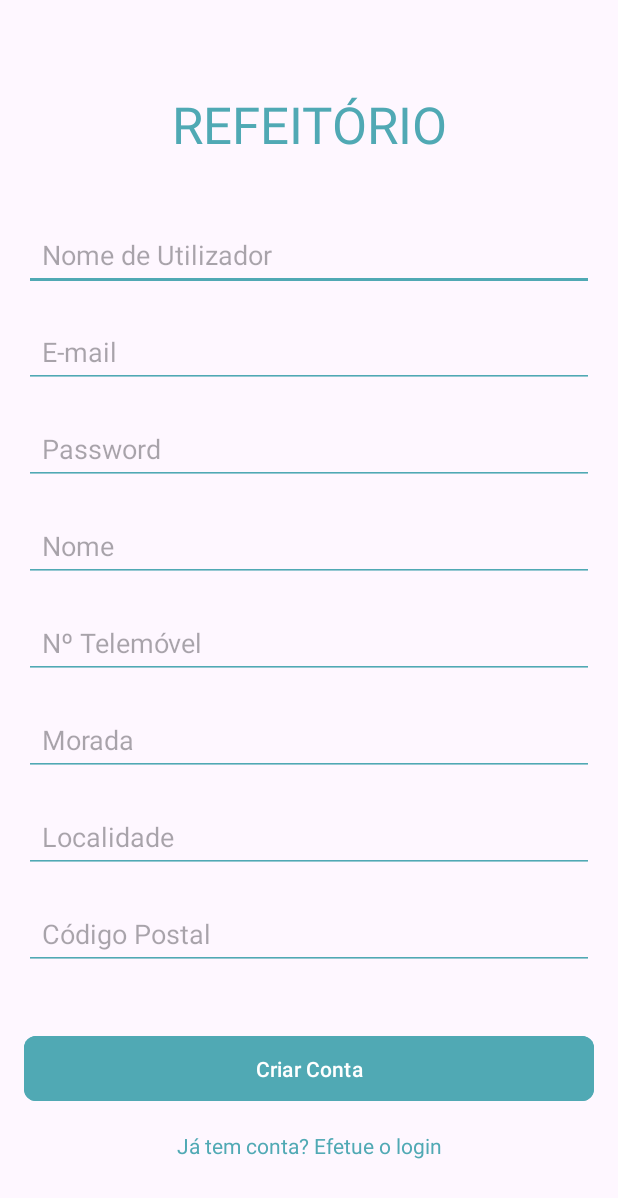
After one commit to mariainesgj/PSI_Refeitorio_AMSI, an Android app: the RegisterActivity screen opened directly, with no data from a screen before it, on a phone screen of 412 x 824 dp. The commit adds this screen. Shown: the top 1198 px of the screen. Run offline under Robolectric (Android 15) with nearby library versions, the phone set to English and light mode, and no system bars.

Commit message:
screens creation

```diff
--- a/app/src/main/AndroidManifest.xml
+++ b/app/src/main/AndroidManifest.xml
@@ -13,6 +13,9 @@
         android:supportsRtl="true"
         android:theme="@style/Theme.Refeitorio"
         tools:targetApi="31">
+        <activity
+            android:name=".activities.RegisterActivity"
+            android:exported="false" />
         <activity
             android:name=".activities.HomeActivity"
             android:exported="false"
--- a/app/src/main/java/pt/ipleiria/estg/dei/refeitorio/MainActivity.java
+++ b/app/src/main/java/pt/ipleiria/estg/dei/refeitorio/MainActivity.java
@@ -12,7 +12,7 @@ public class MainActivity extends AppCompatActivity {
     @Override
     protected void onCreate(Bundle savedInstanceState) {
         super.onCreate(savedInstanceState);
-        setContentView(R.layout.choose_page);
+        setContentView(R.layout.activity_choose);
     }
 
     @Override
--- /dev/null
+++ b/app/src/main/java/pt/ipleiria/estg/dei/refeitorio/activities/ChooseActivity.java
@@ -0,0 +1,4 @@
+package pt.ipleiria.estg.dei.refeitorio.activities;
+
+public class ChooseActivity {
+}
--- /dev/null
+++ b/app/src/main/java/pt/ipleiria/estg/dei/refeitorio/activities/LoginActivity.java
@@ -0,0 +1,4 @@
+package pt.ipleiria.estg.dei.refeitorio.activities;
+
+public class LoginActivity {
+}
--- /dev/null
+++ b/app/src/main/java/pt/ipleiria/estg/dei/refeitorio/activities/RegisterActivity.java
@@ -0,0 +1,16 @@
+package pt.ipleiria.estg.dei.refeitorio.activities;
+
+import androidx.appcompat.app.AppCompatActivity;
+
+import android.os.Bundle;
+
+import pt.ipleiria.estg.dei.refeitorio.R;
+
+public class RegisterActivity extends AppCompatActivity {
+
+    @Override
+    protected void onCreate(Bundle savedInstanceState) {
+        super.onCreate(savedInstanceState);
+        setContentView(R.layout.activity_register);
+    }
+}
--- a/app/src/main/java/pt/ipleiria/estg/dei/refeitorio/activities/SplashActivity.java
+++ b/app/src/main/java/pt/ipleiria/estg/dei/refeitorio/activities/SplashActivity.java
@@ -3,9 +3,12 @@ package pt.ipleiria.estg.dei.refeitorio.activities;
 import androidx.appcompat.app.AppCompatActivity;
 
 import android.annotation.SuppressLint;
+import android.content.Intent;
 import android.os.Bundle;
 
 import pt.ipleiria.estg.dei.refeitorio.R;
+import pt.ipleiria.estg.dei.refeitorio.data.models.User;
+import pt.ipleiria.estg.dei.refeitorio.helpers.SharedPref;
 
 @SuppressLint("CustomSplashScreen")
 public class SplashActivity extends AppCompatActivity {
@@ -13,6 +16,15 @@ public class SplashActivity extends AppCompatActivity {
     @Override
     protected void onCreate(Bundle savedInstanceState) {
         super.onCreate(savedInstanceState);
-        setContentView(R.layout.activity_splash);
+        User user = SharedPref.getItem(SharedPref.KEY_USER, User.class);
+
+        if (user == null){
+            Intent intent = new Intent(this, ChooseActivity.class);
+            startActivity(intent);
+        } else{
+            Intent intent = new Intent(this, HomeActivity.class);
+            startActivity(intent);
+        }
+        finish(); //garante que não dê para voltar a trás
     }
 }
--- a/app/src/main/res/layout/choose_page.xml
+++ b/app/src/main/res/layout/activity_choose.xml
@@ -5,7 +5,7 @@
     xmlns:tools="http://schemas.android.com/tools"
     android:layout_width="match_parent"
     android:layout_height="match_parent"
-    tools:context=".MainActivity">
+    tools:context=".activities.ChooseActivity">
 
     <TextView
         android:id="@+id/refeitorio_tv"
--- a/app/src/main/res/layout/login.xml
+++ b/app/src/main/res/layout/activity_login.xml
@@ -5,7 +5,7 @@
     xmlns:tools="http://schemas.android.com/tools"
     android:layout_width="match_parent"
     android:layout_height="match_parent"
-    tools:context=".MainActivity">
+    tools:context=".activities.LoginActivity">
 
     <TextView
         android:id="@+id/textView"
--- /dev/null
+++ b/app/src/main/res/layout/activity_register.xml
@@ -0,0 +1,164 @@
+<?xml version="1.0" encoding="utf-8"?>
+<androidx.constraintlayout.widget.ConstraintLayout
+    xmlns:android="http://schemas.android.com/apk/res/android"
+    xmlns:app="http://schemas.android.com/apk/res-auto"
+    xmlns:tools="http://schemas.android.com/tools"
+    android:layout_width="match_parent"
+    android:layout_height="match_parent"
+    tools:context=".activities.RegisterActivity">
+
+    <TextView
+        android:id="@+id/textView"
+        android:layout_width="wrap_content"
+        android:layout_height="wrap_content"
+        android:text="REFEITÓRIO"
+        android:textAllCaps="true"
+        android:textColor="#50A9B4"
+        android:textSize="34sp"
+        android:textStyle="normal"
+        app:layout_constraintTop_toTopOf="parent"
+        app:layout_constraintStart_toStartOf="parent"
+        app:layout_constraintEnd_toEndOf="parent"
+        android:layout_marginTop="60dp" />
+
+    <EditText
+        android:id="@+id/inputUsername"
+        android:layout_width="0dp"
+        android:layout_height="wrap_content"
+        android:hint="Nome de Utilizador"
+        android:inputType="text"
+        android:backgroundTint="#50A9B4"
+        android:layout_marginHorizontal="16dp"
+        android:padding="12dp"
+        app:layout_constraintTop_toBottomOf="@id/textView"
+        app:layout_constraintStart_toStartOf="parent"
+        app:layout_constraintEnd_toEndOf="parent"
+        android:layout_marginTop="40dp" />
+
+    <EditText
+        android:id="@+id/inputEmail"
+        android:layout_width="0dp"
+        android:layout_height="wrap_content"
+        android:hint="E-mail"
+        android:inputType="textEmailAddress"
+        android:backgroundTint="#50A9B4"
+        android:layout_marginHorizontal="16dp"
+        android:padding="12dp"
+        app:layout_constraintTop_toBottomOf="@id/inputUsername"
+        app:layout_constraintStart_toStartOf="parent"
+        app:layout_constraintEnd_toEndOf="parent"
+        android:layout_marginTop="16dp" />
+
+    <EditText
+        android:id="@+id/inputPassword"
+        android:layout_width="0dp"
+        android:layout_height="wrap_content"
+        android:hint="Password"
+        android:inputType="textPassword"
+        android:backgroundTint="#50A9B4"
+        android:layout_marginHorizontal="16dp"
+        android:padding="12dp"
+        app:layout_constraintTop_toBottomOf="@id/inputEmail"
+        app:layout_constraintStart_toStartOf="parent"
+        app:layout_constraintEnd_toEndOf="parent"
+        android:layout_marginTop="16dp" />
+
+    <EditText
+        android:id="@+id/inputName"
+        android:layout_width="0dp"
+        android:layout_height="wrap_content"
+        android:hint="Nome"
+        android:inputType="text"
+        android:backgroundTint="#50A9B4"
+        android:layout_marginHorizontal="16dp"
+        android:padding="12dp"
+        app:layout_constraintTop_toBottomOf="@id/inputPassword"
+        app:layout_constraintStart_toStartOf="parent"
+        app:layout_constraintEnd_toEndOf="parent"
+        android:layout_marginTop="16dp" />
+
+    <EditText
+        android:id="@+id/inputPhone"
+        android:layout_width="0dp"
+        android:layout_height="wrap_content"
+        android:hint="Nº Telemóvel"
+        android:inputType="phone"
+        android:backgroundTint="#50A9B4"
+        android:layout_marginHorizontal="16dp"
+        android:padding="12dp"
+        app:layout_constraintTop_toBottomOf="@id/inputName"
+        app:layout_constraintStart_toStartOf="parent"
+        app:layout_constraintEnd_toEndOf="parent"
+        android:layout_marginTop="16dp" />
+
+    <EditText
+        android:id="@+id/inputStreet"
+        android:layout_width="0dp"
+        android:layout_height="wrap_content"
+        android:hint="Morada"
+        android:inputType="text"
+        android:backgroundTint="#50A9B4"
+        android:layout_marginHorizontal="16dp"
+        android:padding="12dp"
+        app:layout_constraintTop_toBottomOf="@id/inputPhone"
+        app:layout_constraintStart_toStartOf="parent"
+        app:layout_constraintEnd_toEndOf="parent"
+        android:layout_marginTop="16dp" />
+
+    <EditText
+        android:id="@+id/inputLocal"
+        android:layout_width="0dp"
+        android:layout_height="wrap_content"
+        android:hint="Localidade"
+        android:inputType="text"
+        android:backgroundTint="#50A9B4"
+        android:layout_marginHorizontal="16dp"
+        android:padding="12dp"
+        app:layout_constraintTop_toBottomOf="@id/inputStreet"
+        app:layout_constraintStart_toStartOf="parent"
+        app:layout_constraintEnd_toEndOf="parent"
+        android:layout_marginTop="16dp" />
+
+    <EditText
+        android:id="@+id/inputPostalCode"
+        android:layout_width="0dp"
+        android:layout_height="wrap_content"
+        android:hint="Código Postal"
+        android:inputType="textPostalAddress"
+        android:backgroundTint="#50A9B4"
+        android:layout_marginHorizontal="16dp"
+        android:padding="12dp"
+        app:layout_constraintTop_toBottomOf="@id/inputLocal"
+        app:layout_constraintStart_toStartOf="parent"
+        app:layout_constraintEnd_toEndOf="parent"
+        android:layout_marginTop="16dp" />
+
+    <com.google.android.material.button.MaterialButton
+        android:id="@+id/btn_entrar"
+        android:layout_width="0dp"
+        android:layout_height="wrap_content"
+        android:layout_marginHorizontal="16dp"
+        android:layout_marginTop="40dp"
+        android:backgroundTint="#50A9B4"
+        android:text="Criar Conta"
+        android:textColor="#FFFFFF"
+        android:textAllCaps="false"
+        android:paddingVertical="12dp"
+        app:cornerRadius="8dp"
+        app:layout_constraintTop_toBottomOf="@id/inputPostalCode"
+        app:layout_constraintStart_toStartOf="parent"
+        app:layout_constraintEnd_toEndOf="parent" />
+
+    <TextView
+        android:id="@+id/textCreateAccount"
+        android:layout_width="wrap_content"
+        android:layout_height="wrap_content"
+        android:text="Já tem conta? Efetue o login"
+        android:textColor="#50A9B4"
+        android:textSize="14sp"
+        app:layout_constraintTop_toBottomOf="@id/btn_entrar"
+        app:layout_constraintStart_toStartOf="parent"
+        app:layout_constraintEnd_toEndOf="parent"
+        android:layout_marginTop="16dp" />
+
+</androidx.constraintlayout.widget.ConstraintLayout>
--- a/app/src/main/res/layout/activity_splash.xml
+++ b/app/src/main/res/layout/activity_splash.xml
@@ -6,4 +6,27 @@
     android:layout_height="match_parent"
     tools:context=".activities.SplashActivity">
 
+    <TextView
+        android:id="@+id/textView"
+        android:layout_width="wrap_content"
+        android:layout_height="wrap_content"
+        android:text="REFEITÓRIO"
+        android:textAllCaps="true"
+        android:textColor="#50A9B4"
+        android:textSize="50sp"
+        android:textStyle="normal"
+        app:layout_constraintTop_toTopOf="parent"
+        app:layout_constraintStart_toStartOf="parent"
+        app:layout_constraintEnd_toEndOf="parent"
+        android:layout_marginTop="200dp" />
+
+    <ImageView
+        android:id="@+id/logo"
+        android:layout_width="310dp"
+        android:layout_height="331dp"
+        app:srcCompat="@mipmap/ic_launcher_foreground"
+        tools:layout_editor_absoluteX="50dp"
+        tools:layout_editor_absoluteY="401dp"
+        tools:ignore="MissingConstraints" />
+
 </androidx.constraintlayout.widget.ConstraintLayout>
```
